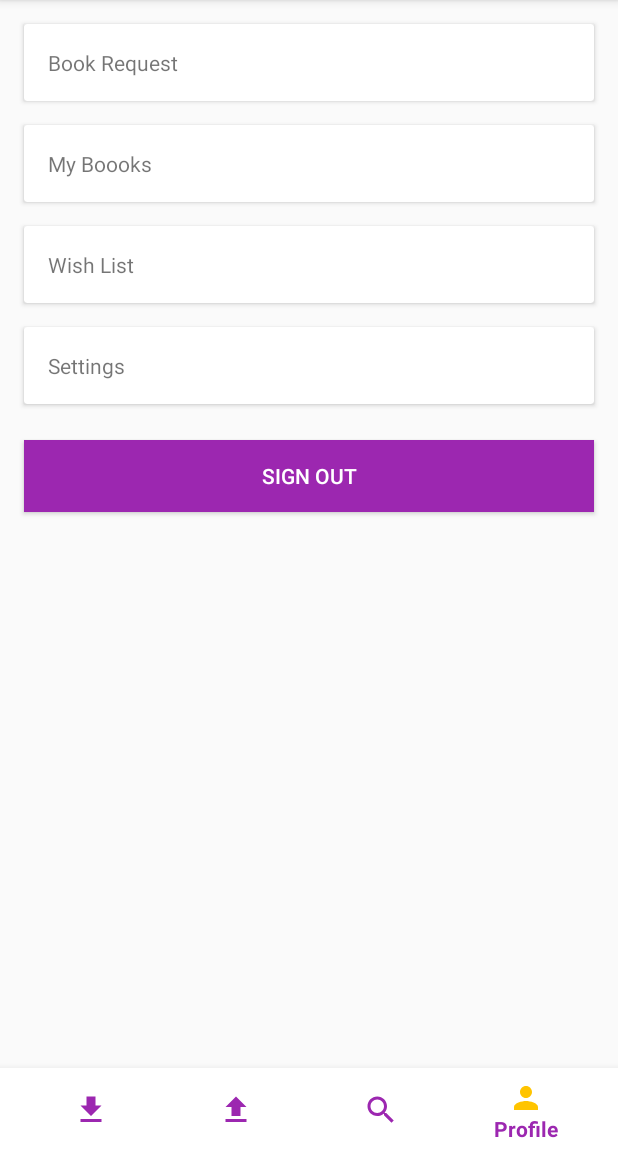
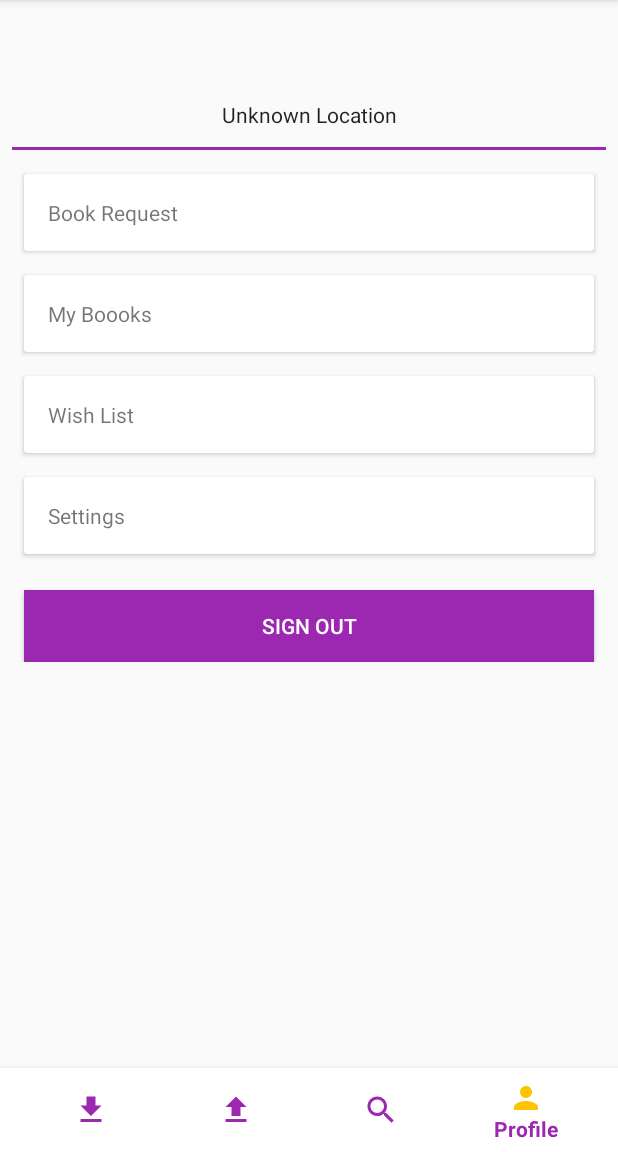
Before and after one commit to odaridavid/Makta, an Android app: the screen it shows after launch once a user with an empty profile is signed in (MainActivity), item 4 of the bottom bar chosen, on a phone screen of 412 x 824 dp, the part 84-1236 px from its top. Run offline under Robolectric (Android 15) with nearby library versions, the phone set to English and light mode, and no system bars; our stand-ins replace Firebase (no records; nobody signed in at launch, a user with empty details on screens opened directly); libraries missing offline, so code that uses them is left out: com.firebase.ui; 1 statement that could not run was skipped.

Commit message:
feat : setup profile fragment,setup activity and respectivr names

```diff
--- a/app/src/main/java/com/android/blackoder/makta/view/MainActivity.java
+++ b/app/src/main/java/com/android/blackoder/makta/view/MainActivity.java
@@ -24,9 +24,12 @@ public class MainActivity extends AppCompatActivity {
         super.onCreate(savedInstanceState);
         setContentView(R.layout.activity_main);
         BottomNavigationView navigation = findViewById(R.id.main_bottom_navigation);
-        mFragmentTransaction = getSupportFragmentManager().beginTransaction();
-        mFragmentTransaction.add(R.id.fragment_container, new BorrowedFragment());
-        mFragmentTransaction.commit();
+        Fragment brFrag = getSupportFragmentManager().findFragmentByTag("Borrowed");
+        if (brFrag != null && brFrag.isVisible()) {
+            mFragmentTransaction = getSupportFragmentManager().beginTransaction();
+            mFragmentTransaction.add(R.id.fragment_container, new BorrowedFragment());
+            mFragmentTransaction.commit();
+        }
         setupBottomNavigation(navigation);
     }
 
@@ -35,25 +38,25 @@ public class MainActivity extends AppCompatActivity {
         {
             switch (menuItem.getItemId()) {
                 case R.id.navigation_borrowed:
-                    setupFragment(new BorrowedFragment());
+                    setupFragment(new BorrowedFragment(), "Borrowed");
                     return true;
                 case R.id.navigation_lent:
-                    setupFragment(new LentFragment());
+                    setupFragment(new LentFragment(), "Lent");
                     return true;
                 case R.id.navigation_search:
-                    setupFragment(new SearchFragment());
+                    setupFragment(new SearchFragment(), "Search");
                     return true;
                 case R.id.navigation_profile:
-                    setupFragment(new ProfileFragment());
+                    setupFragment(new ProfileFragment(), "Profile");
                     return true;
             }
             return false;
         });
     }
 
-    public void setupFragment(Fragment fragment) {
+    public void setupFragment(Fragment fragment, String Tag) {
         mFragmentTransaction = getSupportFragmentManager().beginTransaction();
-        mFragmentTransaction.replace(R.id.fragment_container, fragment);
+        mFragmentTransaction.replace(R.id.fragment_container, fragment, Tag);
         mFragmentTransaction.commit();
     }
 
--- a/app/src/main/java/com/android/blackoder/makta/view/fragments/ProfileFragment.java
+++ b/app/src/main/java/com/android/blackoder/makta/view/fragments/ProfileFragment.java
@@ -9,6 +9,7 @@ import android.view.LayoutInflater;
 import android.view.View;
 import android.view.ViewGroup;
 import android.widget.Button;
+import android.widget.TextView;
 import android.widget.Toast;
 
 import com.android.blackoder.makta.R;
@@ -18,8 +19,9 @@ import com.android.blackoder.makta.view.LoginActivity;
 import com.android.blackoder.makta.view.SettingsActivity;
 import com.android.blackoder.makta.view.WishListActivity;
 import com.firebase.ui.auth.AuthUI;
+import com.google.firebase.auth.FirebaseAuth;
+import com.google.firebase.auth.FirebaseUser;
 
-import java.util.Calendar;
 
 /**
  * Created By blackcoder
@@ -32,12 +34,19 @@ public final class ProfileFragment extends Fragment {
 
     }
 
+    private TextView tv_username, tv_email, tv_location;
 
     @Override
     public View onCreateView(@NonNull LayoutInflater inflater, ViewGroup container, Bundle savedInstanceState) {
+
         View view = inflater.inflate(R.layout.fragment_profile, container, false);
         Button btnSignOut = view.findViewById(R.id.button_sign_out);
         CardView card_request, card_wishlist, card_books, card_settings;
+
+        tv_username = view.findViewById(R.id.text_view_username);
+        tv_email = view.findViewById(R.id.text_view_email);
+        tv_location = view.findViewById(R.id.text_view_location);
+        setupUserProfile();
         card_request = view.findViewById(R.id.card_book_request);
         card_wishlist = view.findViewById(R.id.card_wish_list);
         card_books = view.findViewById(R.id.card_my_books);
@@ -60,4 +69,21 @@ public final class ProfileFragment extends Fragment {
         Intent intent = new Intent(getActivity(), cls);
         startActivity(intent);
     }
+
+    private void setupUserProfile() {
+        FirebaseUser mFirebaseUser = FirebaseAuth.getInstance().getCurrentUser();
+        if (mFirebaseUser == null) {
+            tv_username.append("David Odari");
+            tv_email.append("davidkibodari@gmail.com");
+            tv_location.append("Nairobi,Kenya");
+        } else {
+            tv_username.append(mFirebaseUser.getDisplayName());
+            if (!mFirebaseUser.getEmail().isEmpty()) {
+                tv_email.append(mFirebaseUser.getEmail());
+            } else {
+                tv_email.append(mFirebaseUser.getPhoneNumber());
+            }
+            tv_location.append("Unknown Location");
+        }
+    }
 }
--- a/app/src/main/res/layout/activity_main.xml
+++ b/app/src/main/res/layout/activity_main.xml
@@ -11,7 +11,8 @@
         android:id="@+id/fragment_container"
         android:layout_width="match_parent"
         android:layout_height="match_parent"
-        app:layout_constraintTop_toTopOf="parent" />
+        app:layout_constraintTop_toTopOf="parent"
+        android:layout_marginBottom="72dp"/>
     <!-- Bottom navigation to profile,search,borrowed an lent books view-->
     <android.support.design.widget.BottomNavigationView
         android:id="@+id/main_bottom_navigation"
--- a/app/src/main/res/layout/fragment_profile.xml
+++ b/app/src/main/res/layout/fragment_profile.xml
@@ -1,17 +1,47 @@
 <?xml version="1.0" encoding="utf-8"?>
-<android.support.constraint.ConstraintLayout xmlns:android="http://schemas.android.com/apk/res/android"
+<ScrollView xmlns:android="http://schemas.android.com/apk/res/android"
     xmlns:app="http://schemas.android.com/apk/res-auto"
+    xmlns:tools="http://schemas.android.com/tools"
     android:layout_width="match_parent"
-    android:layout_height="match_parent">
+    android:layout_height="match_parent"
+    android:scrollbars="none">
+
+    <android.support.constraint.ConstraintLayout
+        android:layout_width="match_parent"
+        android:layout_height="wrap_content">
 
         <!--Profile View-->
-    <android.support.v7.widget.CardView
-        android:id="@+id/card_profile"
+        <LinearLayout
+            android:id="@+id/container_profile"
             android:layout_width="match_parent"
             android:layout_height="wrap_content"
+            android:layout_margin="8dp"
+            android:orientation="vertical"
             app:layout_constraintTop_toTopOf="parent">
 
-    </android.support.v7.widget.CardView>
+            <TextView
+                android:id="@+id/text_view_username"
+                style="@style/Theme.MaktaApp.ProfileText"
+                tools:text="David Odari" />
+
+            <TextView
+                android:id="@+id/text_view_email"
+                style="@style/Theme.MaktaApp.ProfileText"
+                tools:text="davidkibzodari@gmail.com" />
+
+            <TextView
+                android:id="@+id/text_view_location"
+                style="@style/Theme.MaktaApp.ProfileText"
+                tools:text="Nairobi,Kenya" />
+        </LinearLayout>
+
+        <View
+            android:id="@+id/separator"
+            android:layout_width="match_parent"
+            android:layout_height="2dp"
+            android:layout_margin="8dp"
+            android:background="@color/purple_500"
+            app:layout_constraintTop_toBottomOf="@id/container_profile" />
 
         <LinearLayout
             android:id="@+id/profile_container"
@@ -19,7 +49,7 @@
             android:layout_height="wrap_content"
             android:layout_margin="8dp"
             android:orientation="vertical"
-        app:layout_constraintTop_toBottomOf="@id/card_profile">
+            app:layout_constraintTop_toBottomOf="@id/separator">
             <!--Book Request-->
             <android.support.v7.widget.CardView
                 android:id="@+id/card_book_request"
@@ -103,3 +133,4 @@
             app:layout_constraintTop_toBottomOf="@+id/profile_container" />
 
     </android.support.constraint.ConstraintLayout>
+</ScrollView>
--- a/app/src/main/res/values/styles.xml
+++ b/app/src/main/res/values/styles.xml
@@ -8,4 +8,12 @@
         <item name="colorAccent">@color/colorAccent</item>
     </style>
 
+    <!--Profile Card View Text-->
+    <style name="Theme.MaktaApp.ProfileText">
+        <item name="android:layout_width">match_parent</item>
+        <item name="android:layout_height">wrap_content</item>
+        <item name="android:padding">4dp</item>
+        <item name="android:textAlignment">center</item>
+    </style>
+
 </resources>
```
Also changed, not shown: app/src/main/AndroidManifest.xml (+24 -7 lines), app/src/main/java/com/android/blackoder/makta/view/SettingsActivity.java (+7 -0 lines). Lines whose indentation alone changed are shown as unchanged.
